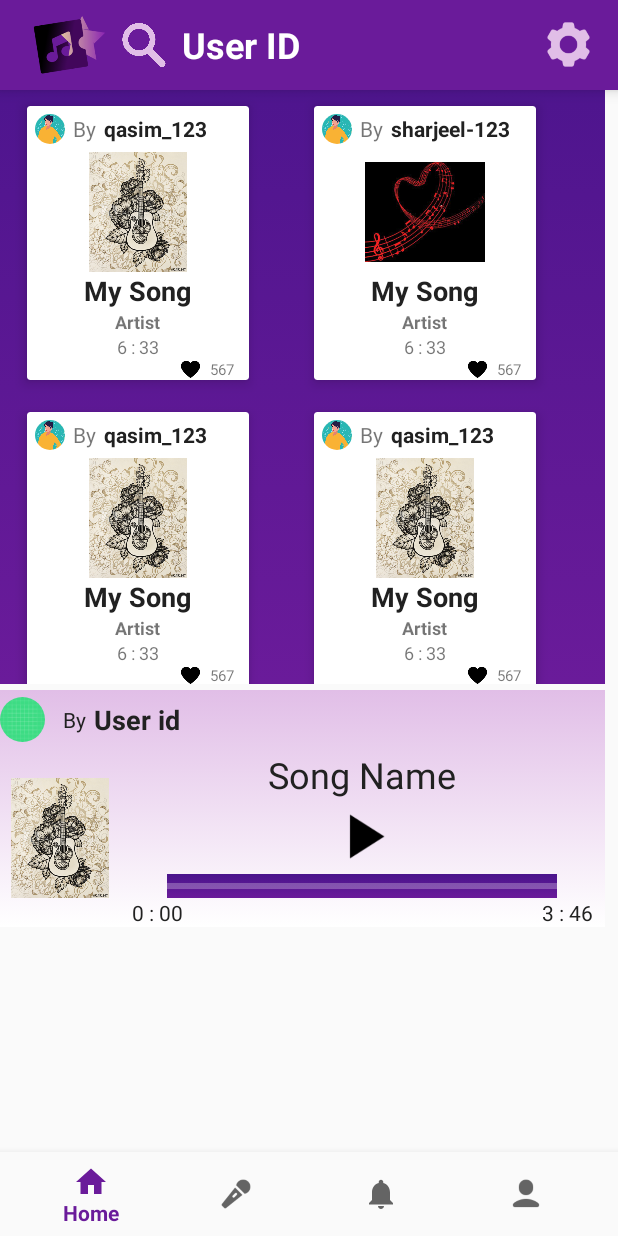
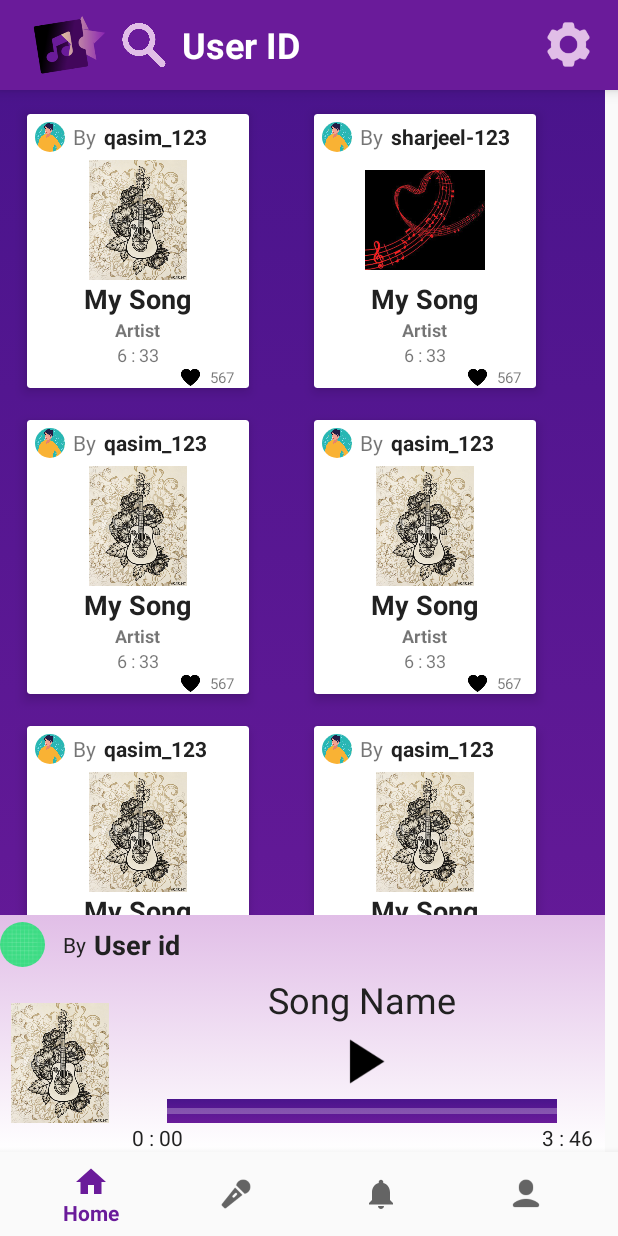
Before and after one commit to sharjeel-193/Project-2nd-Semester, an Android app: the screen it shows after launch (MainActivity), on a phone screen of 412 x 824 dp. Run offline under Robolectric (Android 15) with nearby library versions, the phone set to English and light mode, and no system bars; our stand-ins replace CircleImageView, navigation-ui; Roboto replaces fonts that are not available here.

Commit message:
"Flexible UI"

```diff
--- a/app/src/main/res/layout/activity_main.xml
+++ b/app/src/main/res/layout/activity_main.xml
@@ -4,7 +4,6 @@
     android:id="@+id/container"
     android:layout_width="match_parent"
     android:layout_height="match_parent" >
-<!--    android:paddingTop="?attr/actionBarSize">-->
 
     <com.google.android.material.bottomnavigation.BottomNavigationView
         android:id="@+id/nav_view"
@@ -20,6 +19,7 @@
         android:layout_width="match_parent"
         android:layout_height="60dp"
         android:layout_alignParentStart="true"
+        android:id="@+id/toolbar"
         android:background="@color/colorPrimary"
         android:elevation="6dp"
         android:minHeight="?attr/actionBarSize">
@@ -82,13 +82,17 @@
         android:id="@+id/nav_host_fragment"
         android:name="androidx.navigation.fragment.NavHostFragment"
         android:layout_width="403dp"
-        android:layout_height="675dp"
+        android:layout_height="fill_parent"
         app:defaultNavHost="true"
-        app:layout_constraintBottom_toTopOf="@id/nav_view"
-        app:layout_constraintLeft_toLeftOf="parent"
-        app:layout_constraintRight_toRightOf="parent"
-        app:layout_constraintTop_toTopOf="parent"
+        android:layout_below="@+id/toolbar"
+        android:layout_above="@+id/nav_view"
+
         app:layout_constraintVertical_bias="1.0"
         app:navGraph="@navigation/mobile_navigation" />
 
 </RelativeLayout>
+
+    <!--        app:layout_constraintBottom_toTopOf="@id/nav_view"-->
+    <!--        app:layout_constraintLeft_toLeftOf="parent"-->
+    <!--        app:layout_constraintRight_toRightOf="parent"-->
+    <!--        app:layout_constraintTop_toTopOf="parent"-->
--- a/app/src/main/res/layout/fragment_home.xml
+++ b/app/src/main/res/layout/fragment_home.xml
@@ -1,5 +1,5 @@
 <?xml version="1.0" encoding="utf-8"?>
-<androidx.constraintlayout.widget.ConstraintLayout xmlns:android="http://schemas.android.com/apk/res/android"
+<RelativeLayout xmlns:android="http://schemas.android.com/apk/res/android"
     xmlns:app="http://schemas.android.com/apk/res-auto"
     xmlns:tools="http://schemas.android.com/tools"
     android:layout_width="match_parent"
@@ -10,10 +10,11 @@
     <androidx.recyclerview.widget.RecyclerView
         android:id="@+id/cover_posts_feed"
         android:layout_width="match_parent"
-        android:layout_height="456dp"
+        android:layout_height="fill_parent"
         android:background="@drawable/dark_gradient_background"
         android:paddingLeft="10dp"
-        android:paddingTop="60dp"
+        android:paddingTop="5dp"
+        android:paddingBottom="150dp"
         android:paddingRight="10dp"
         app:layout_constraintEnd_toEndOf="parent"
         app:layout_constraintTop_toTopOf="parent" />
@@ -22,7 +23,8 @@
         android:id="@+id/music_player"
         android:layout_width="match_parent"
         android:layout_height="wrap_content"
-        android:layout_marginTop="460dp"
+        android:layout_alignParentBottom="true"
+        android:layout_marginBottom="0dp"
         android:orientation="vertical"
         android:background="@drawable/login_background"
         android:minHeight="?attr/actionBarSize"
@@ -138,4 +140,4 @@
         </LinearLayout>
     </LinearLayout>
 
-</androidx.constraintlayout.widget.ConstraintLayout>
+</RelativeLayout>
--- a/app/src/main/res/layout/fragment_notifications.xml
+++ b/app/src/main/res/layout/fragment_notifications.xml
@@ -11,10 +11,10 @@
     <androidx.recyclerview.widget.RecyclerView
         android:layout_width="match_parent"
         android:layout_height="match_parent"
-        android:layout_marginTop="60dp"
+
         android:paddingRight="10dp"
         android:paddingLeft="10dp"
-        android:paddingTop="10dp"
-        android:layout_marginBottom="45dp"
+        android:paddingTop="5dp"
+        android:paddingBottom="5dp"
         android:id="@+id/notification_recycler_iew"/>
 </LinearLayout>
--- a/app/src/main/res/layout/profile_fragment.xml
+++ b/app/src/main/res/layout/profile_fragment.xml
@@ -25,7 +25,7 @@
                 android:id="@+id/profile_photo"
                 android:layout_width="120dp"
                 android:layout_height="120dp"
-                android:layout_marginTop="67dp"
+                android:layout_marginTop="30dp"
                 android:src="@drawable/ic_launcher_background"
                 app:civ_border_color="@color/colorPrimaryDark"
                 app:civ_border_width="2dp" />
@@ -133,7 +133,7 @@
         android:layout_marginLeft="10dp"
         android:layout_marginTop="10dp"
         android:layout_marginRight="10dp"
-        android:layout_marginBottom="45dp"/>
+        android:paddingBottom="5dp"/>
 
 
 </LinearLayout>
```
